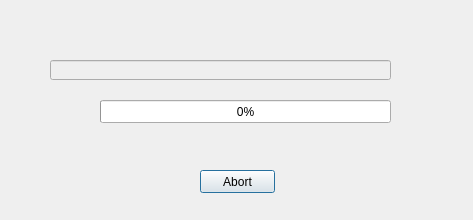
The window that src/main/resources/progress_dialog.ui (apastel/ytmusic-deleter) describes before a commit, drawn with Qt 5.
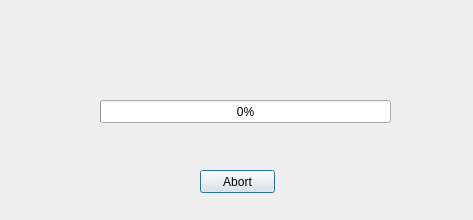
The same window after the commit.

Commit message: display album being processed on progress dialog

Diff of the .ui file:
```diff
--- a/src/main/resources/progress_dialog.ui
+++ b/src/main/resources/progress_dialog.ui
@@ -26,19 +26,6 @@
     <number>0</number>
    </property>
   </widget>
-  <widget class="QLineEdit" name="lineEdit">
-   <property name="enabled">
-    <bool>false</bool>
-   </property>
-   <property name="geometry">
-    <rect>
-     <x>50</x>
-     <y>60</y>
-     <width>341</width>
-     <height>20</height>
-    </rect>
-   </property>
-  </widget>
   <widget class="QPushButton" name="pushButton">
    <property name="geometry">
     <rect>
@@ -52,6 +39,22 @@
     <string>Abort</string>
    </property>
   </widget>
+  <widget class="QLabel" name="itemLine">
+   <property name="geometry">
+    <rect>
+     <x>50</x>
+     <y>60</y>
+     <width>371</width>
+     <height>20</height>
+    </rect>
+   </property>
+   <property name="text">
+    <string/>
+   </property>
+   <property name="alignment">
+    <set>Qt::AlignCenter</set>
+   </property>
+  </widget>
  </widget>
  <resources/>
  <connections/>
```
The commit also changes 5 other files.
